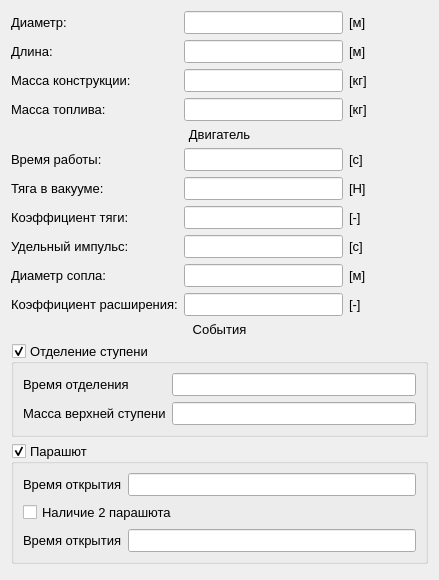
KvES13/RocketSimulation, file src/widgets/wrocket.ui: the form before one commit.
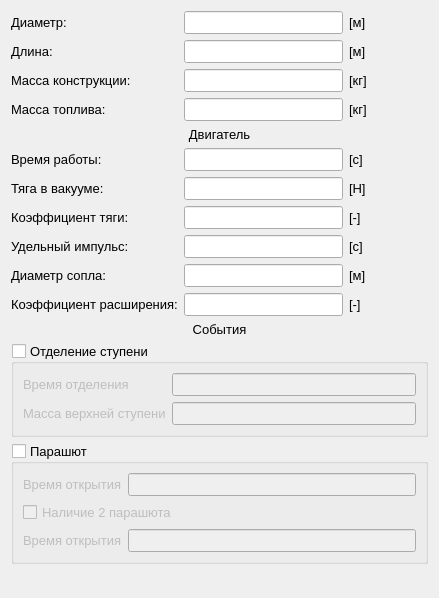
The form after the commit.

```diff
--- a/src/widgets/wrocket.ui
+++ b/src/widgets/wrocket.ui
@@ -7,7 +7,7 @@
     <x>0</x>
     <y>0</y>
     <width>439</width>
-    <height>580</height>
+    <height>598</height>
    </rect>
   </property>
   <property name="windowTitle">
@@ -429,6 +429,9 @@
        <property name="checkable">
         <bool>true</bool>
        </property>
+       <property name="checked">
+        <bool>false</bool>
+       </property>
        <layout class="QFormLayout" name="formLayout">
         <item row="0" column="0">
          <widget class="QLabel" name="label_23">
@@ -476,6 +479,9 @@
        <property name="checkable">
         <bool>true</bool>
        </property>
+       <property name="checked">
+        <bool>false</bool>
+       </property>
        <layout class="QFormLayout" name="formLayout_2">
         <item row="0" column="0">
          <widget class="QLabel" name="label_25">
```
